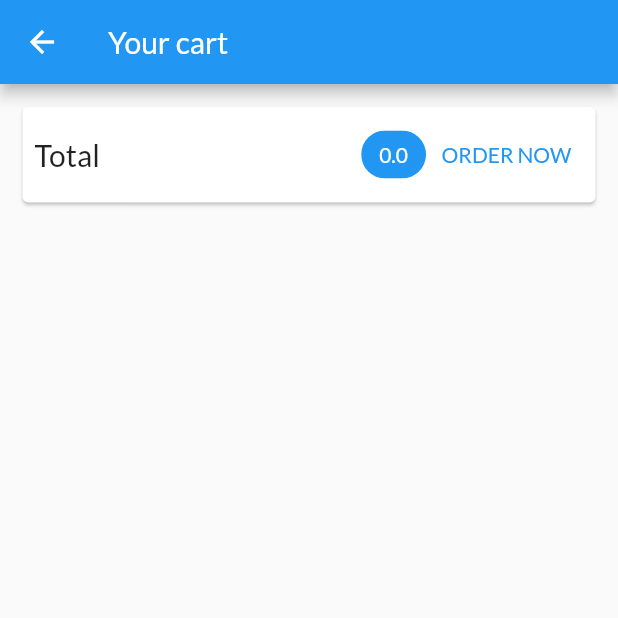
After one commit to trlong357/shop_acc, a Flutter app: the CartScreen screen opened by its route, on a phone screen of 412 x 824 dp, the top half of it. The commit adds this screen. Run offline on Flutter 3.47's test engine with Material 2 defaults, Android fonts, the phone set to English and light mode, and no system bars; network calls fail.

Commit message:
display total amount

```diff
--- a/lib/main.dart
+++ b/lib/main.dart
@@ -1,5 +1,6 @@
 import 'package:flutter/material.dart';
 import 'package:provider/provider.dart';
+import 'package:shop_acc/screens/cart_screen.dart';
 import 'package:shop_acc/screens/product_detail_screen.dart';
 import 'screens/products_overview_screen.dart';
 import 'providers/products.dart';
@@ -37,6 +38,7 @@ class MyApp extends StatelessWidget {
         routes: {
           ProductDetailScreen.routeName: (context) =>
               const ProductDetailScreen(),
+          CartScreen.routeName: (context) => const CartScreen(),
         },
       ),
     );
--- a/lib/providers/cart.dart
+++ b/lib/providers/cart.dart
@@ -25,6 +25,14 @@ class Cart with ChangeNotifier {
     return _items.length;
   }
 
+  double get totalAmount {
+    double total = 0;
+    _items.forEach((key, value) {
+      total += value.price * value.quantity;
+    });
+    return total;
+  }
+
   void addItem(String productId, double price, String title) {
     if (_items.containsKey(productId)) {
       // change quantity
--- /dev/null
+++ b/lib/screens/cart_screen.dart
@@ -0,0 +1,55 @@
+import 'package:flutter/material.dart';
+import 'package:provider/provider.dart';
+
+import '../providers/cart.dart';
+
+class CartScreen extends StatelessWidget {
+  const CartScreen({Key? key}) : super(key: key);
+
+  static const routeName = '/cart';
+
+  @override
+  Widget build(BuildContext context) {
+    final cart = Provider.of<Cart>(context);
+    return Scaffold(
+      appBar: AppBar(
+        title: const Text('Your cart'),
+      ),
+      body: Column(
+        mainAxisAlignment: MainAxisAlignment.spaceBetween,
+        children: [
+          Card(
+            margin: const EdgeInsets.all(15),
+            child: Padding(
+              padding: const EdgeInsets.all(8),
+              child: Row(
+                children: [
+                  const Text(
+                    'Total',
+                    style: TextStyle(fontSize: 20),
+                  ),
+                  const Spacer(),
+                  Chip(
+                    label: Text(
+                      '${cart.totalAmount}',
+                      style: TextStyle(
+                          color: Theme.of(context)
+                              .primaryTextTheme
+                              .subtitle1!
+                              .color),
+                    ),
+                    backgroundColor: Theme.of(context).colorScheme.primary,
+                  ),
+                  TextButton(
+                    onPressed: () {},
+                    child: const Text("ORDER NOW"),
+                  )
+                ],
+              ),
+            ),
+          )
+        ],
+      ),
+    );
+  }
+}
--- a/lib/screens/products_overview_screen.dart
+++ b/lib/screens/products_overview_screen.dart
@@ -1,5 +1,6 @@
 import 'package:flutter/material.dart';
 import 'package:provider/provider.dart';
+import 'package:shop_acc/screens/cart_screen.dart';
 
 import '../widgets/product_grid.dart';
 import '../widgets/badge.dart';
@@ -53,7 +54,9 @@ class _ProductsOverviewScreenState extends State<ProductsOverviewScreen> {
             ),
             child: IconButton(
               icon: const Icon(Icons.shopping_cart),
-              onPressed: () {},
+              onPressed: () {
+                Navigator.of(context).pushNamed(CartScreen.routeName);
+              },
             ),
           )
         ],
```
